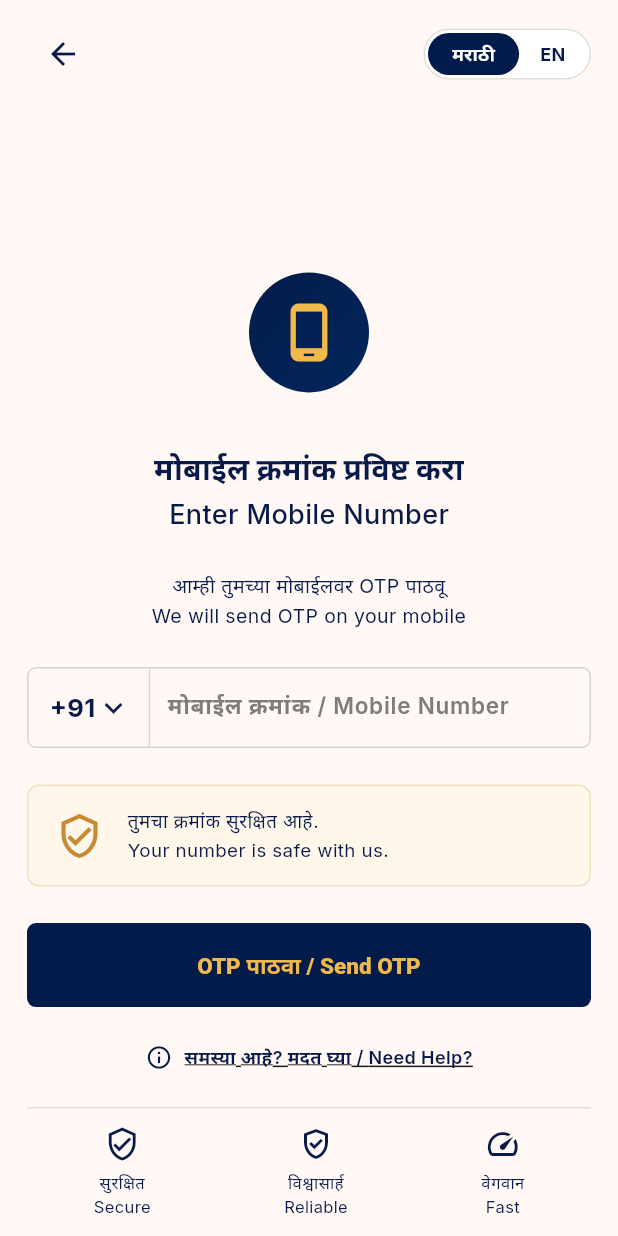
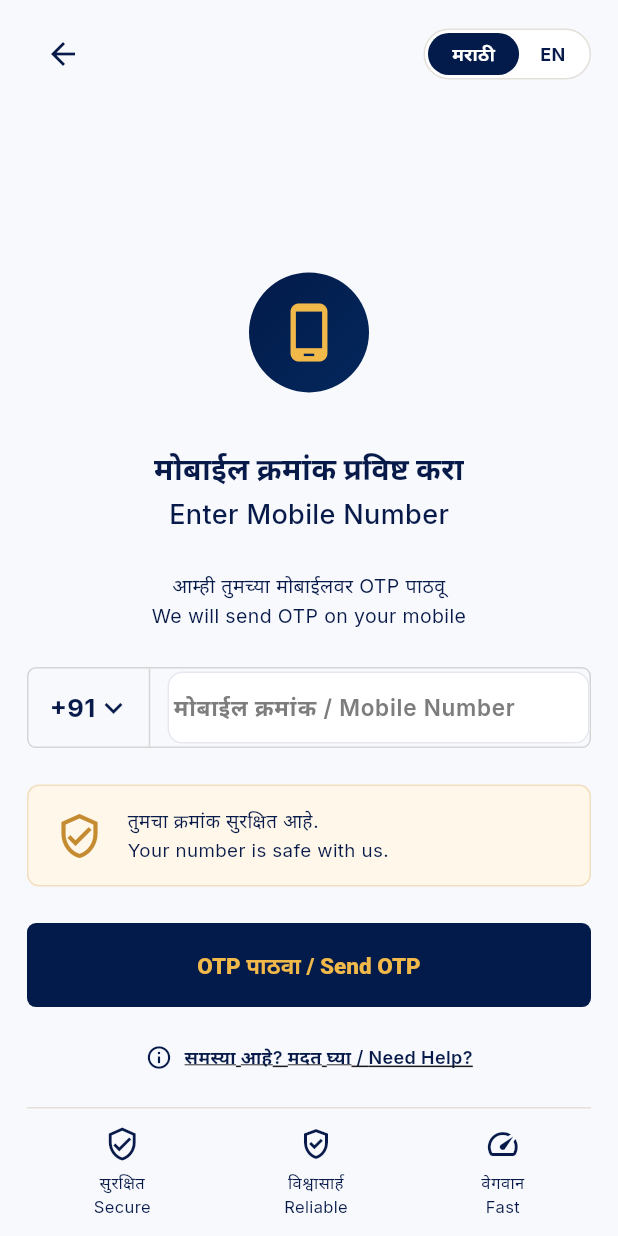
Before and after one commit to mgajapure/Jewellery-ERP, a Flutter app: the screen it shows after launch, on a phone screen of 412 x 824 dp. Run offline on Flutter 3.47's test engine with Material 3 defaults, Android fonts, the phone set to English and light mode, and no system bars; our stand-ins replace cached_network_image, dio, equatable, flutter_bloc, flutter_secure_storage, get_it and 7 more; missing offline and left inert: mobile_scanner.

Commit message:
feat: add AppTextStyles and AppColors, wire into MaterialApp ThemeData
- lib/src/core/theme/app_text_styles.dart: 11 named TextStyle constants
  (screenTitle, sectionTitle, bodyLarge/Medium/Small, labelLarge/Small,
  statLarge/Medium, amountLarge/Medium)
- lib/src/core/theme/app_colors.dart: single source for all brand colors
- jewellery_erp_app.dart: wire styles into textTheme, inputDecorationTheme,
  elevatedButtonTheme, cardTheme, dividerTheme for app-wide consistency
- AppHeader: replace hardcoded fontSize/colors with AppTextStyles.screenTitle
  and AppColors constants

Co-Authored-By: Claude Sonnet 4.6 <noreply@anthropic.com>
Claude-Session: https://claude.ai/code/session_017AfoR36DvYnMqWnNKQGGxi

```diff
--- a/lib/src/app/jewellery_erp_app.dart
+++ b/lib/src/app/jewellery_erp_app.dart
@@ -4,6 +4,8 @@ import 'package:google_fonts/google_fonts.dart';
 import 'package:responsive_framework/responsive_framework.dart';
 
 import '../core/di/injection.dart';
+import '../core/theme/app_colors.dart';
+import '../core/theme/app_text_styles.dart';
 import '../features/auth/presentation/bloc/auth_bloc.dart';
 import '../features/auth/presentation/bloc/auth_event.dart';
 import 'app_router.dart';
@@ -13,13 +15,9 @@ class JewelleryErpApp extends StatelessWidget {
 
   @override
   Widget build(BuildContext context) {
-    final colorScheme = ColorScheme.fromSeed(
-      seedColor: const Color(0xFF8C5A24),
-      brightness: Brightness.light,
-    );
+    final base = GoogleFonts.interTextTheme();
 
     return BlocProvider(
-      // AuthBloc is a lazySingleton — same instance app-wide.
       create: (_) => getIt<AuthBloc>()..add(const AuthStarted()),
       child: MaterialApp.router(
         title: 'Jewellery ERP',
@@ -35,16 +33,67 @@ class JewelleryErpApp extends StatelessWidget {
           ],
         ),
         theme: ThemeData(
-          colorScheme: colorScheme,
+          colorScheme: ColorScheme.fromSeed(
+            seedColor: AppColors.navy,
+            brightness: Brightness.light,
+          ),
           useMaterial3: true,
-          textTheme: GoogleFonts.interTextTheme(),
+          scaffoldBackgroundColor: AppColors.screenBg,
+          textTheme: base.copyWith(
+            displayLarge: base.displayLarge?.merge(AppTextStyles.statLarge),
+            headlineMedium:
+                base.headlineMedium?.merge(AppTextStyles.sectionTitle),
+            titleLarge: base.titleLarge?.merge(AppTextStyles.screenTitle),
+            titleMedium: base.titleMedium?.merge(AppTextStyles.bodyLarge),
+            bodyLarge: base.bodyLarge?.merge(AppTextStyles.bodyMedium),
+            bodyMedium: base.bodyMedium?.merge(AppTextStyles.bodySmall),
+            labelLarge: base.labelLarge?.merge(AppTextStyles.labelLarge),
+            labelSmall: base.labelSmall?.merge(AppTextStyles.labelSmall),
+          ),
           cardTheme: CardThemeData(
             elevation: 0,
-            color: colorScheme.surfaceContainerLowest,
+            color: AppColors.white,
             shape: RoundedRectangleBorder(
-              borderRadius: BorderRadius.circular(24),
-              side: BorderSide(color: colorScheme.outlineVariant),
+              borderRadius: BorderRadius.circular(12),
+              side: const BorderSide(color: AppColors.line),
             ),
+          ),
+          inputDecorationTheme: InputDecorationTheme(
+            filled: true,
+            fillColor: AppColors.white,
+            contentPadding:
+                const EdgeInsets.symmetric(horizontal: 14, vertical: 12),
+            hintStyle:
+                AppTextStyles.bodyMedium.copyWith(color: AppColors.muted),
+            border: OutlineInputBorder(
+              borderRadius: BorderRadius.circular(10),
+              borderSide: const BorderSide(color: AppColors.line),
+            ),
+            enabledBorder: OutlineInputBorder(
+              borderRadius: BorderRadius.circular(10),
+              borderSide: const BorderSide(color: AppColors.line),
+            ),
+            focusedBorder: OutlineInputBorder(
+              borderRadius: BorderRadius.circular(10),
+              borderSide: const BorderSide(color: AppColors.navy, width: 1.5),
+            ),
+          ),
+          elevatedButtonTheme: ElevatedButtonThemeData(
+            style: ElevatedButton.styleFrom(
+              backgroundColor: AppColors.navy,
+              foregroundColor: AppColors.white,
+              elevation: 0,
+              textStyle: AppTextStyles.bodyLarge,
+              shape: RoundedRectangleBorder(
+                borderRadius: BorderRadius.circular(10),
+              ),
+              minimumSize: const Size(double.infinity, 48),
+            ),
+          ),
+          dividerTheme: const DividerThemeData(
+            color: AppColors.line,
+            thickness: 1,
+            space: 1,
           ),
         ),
       ),
--- /dev/null
+++ b/lib/src/core/theme/app_colors.dart
@@ -0,0 +1,13 @@
+import 'package:flutter/material.dart';
+
+abstract class AppColors {
+  static const navy = Color(0xFF061C49);
+  static const ink = Color(0xFF071A49);
+  static const gold = Color(0xFFE7A726);
+  static const green = Color(0xFF07934A);
+  static const red = Color(0xFFE21B2D);
+  static const muted = Color(0xFF5E6880);
+  static const screenBg = Color(0xFFF8F9FC);
+  static const line = Color(0xFFE5E8EF);
+  static const white = Colors.white;
+}
--- /dev/null
+++ b/lib/src/core/theme/app_text_styles.dart
@@ -0,0 +1,85 @@
+import 'package:flutter/material.dart';
+
+import 'app_colors.dart';
+
+/// Single source of truth for all text styles in the app.
+///
+/// Scale:
+///   screenTitle  – 17 w800  – screen/module titles in headers
+///   sectionTitle – 15 w700  – card/section headings
+///   bodyLarge    – 14 w600  – primary emphasis (names, key values)
+///   bodyMedium   – 13 w400  – standard body text
+///   bodySmall    – 12 w400  – secondary body, helper text
+///   labelLarge   – 11 w600  – badges, chips, small headings
+///   labelSmall   – 10 w500  – timestamps, metadata, tiny info
+///   statLarge    – 22 w800  – hero stat numbers
+///   statMedium   – 18 w800  – card stat numbers
+///   amountLarge  – 20 w800  – monetary amounts (primary)
+///   amountMedium – 16 w700  – monetary amounts (secondary)
+abstract class AppTextStyles {
+  static const screenTitle = TextStyle(
+    fontSize: 17,
+    fontWeight: FontWeight.w800,
+    color: AppColors.ink,
+  );
+
+  static const sectionTitle = TextStyle(
+    fontSize: 15,
+    fontWeight: FontWeight.w700,
+    color: AppColors.navy,
+  );
+
+  static const bodyLarge = TextStyle(
+    fontSize: 14,
+    fontWeight: FontWeight.w600,
+    color: AppColors.ink,
+  );
+
+  static const bodyMedium = TextStyle(
+    fontSize: 13,
+    fontWeight: FontWeight.w400,
+    color: AppColors.ink,
+  );
+
+  static const bodySmall = TextStyle(
+    fontSize: 12,
+    fontWeight: FontWeight.w400,
+    color: AppColors.muted,
+  );
+
+  static const labelLarge = TextStyle(
+    fontSize: 11,
+    fontWeight: FontWeight.w600,
+    color: AppColors.muted,
+  );
+
+  static const labelSmall = TextStyle(
+    fontSize: 10,
+    fontWeight: FontWeight.w500,
+    color: AppColors.muted,
+  );
+
+  static const statLarge = TextStyle(
+    fontSize: 22,
+    fontWeight: FontWeight.w800,
+    color: AppColors.navy,
+  );
+
+  static const statMedium = TextStyle(
+    fontSize: 18,
+    fontWeight: FontWeight.w800,
+    color: AppColors.navy,
+  );
+
+  static const amountLarge = TextStyle(
+    fontSize: 20,
+    fontWeight: FontWeight.w800,
+    color: AppColors.navy,
+  );
+
+  static const amountMedium = TextStyle(
+    fontSize: 16,
+    fontWeight: FontWeight.w700,
+    color: AppColors.navy,
+  );
+}
--- a/lib/src/core/widgets/app_header.dart
+++ b/lib/src/core/widgets/app_header.dart
@@ -2,6 +2,8 @@ import 'package:flutter/material.dart';
 import 'package:go_router/go_router.dart';
 
 import '../navigation/app_navigation.dart';
+import '../theme/app_colors.dart';
+import '../theme/app_text_styles.dart';
 
 /// Shared screen header used across the app.
 ///
@@ -57,7 +59,7 @@ class AppHeader extends StatelessWidget {
                   }
                 }
               },
-              icon: const Icon(Icons.arrow_back, color: Color(0xFF071A49)),
+              icon: const Icon(Icons.arrow_back, color: AppColors.ink),
               tooltip: 'Back',
             )
           else if (leading != null)
@@ -69,11 +71,7 @@ class AppHeader extends StatelessWidget {
               '$titleMr / $titleEn',
               maxLines: 1,
               overflow: TextOverflow.ellipsis,
-              style: const TextStyle(
-                color: Color(0xFF071A49),
-                fontSize: 16,
-                fontWeight: FontWeight.w800,
-              ),
+              style: AppTextStyles.screenTitle,
             ),
           ),
           if (actions.isNotEmpty)
@@ -121,17 +119,13 @@ class AppListHeader extends StatelessWidget {
               '$titleMr / $titleEn',
               maxLines: 1,
               overflow: TextOverflow.ellipsis,
-              style: const TextStyle(
-                color: Color(0xFF071A49),
-                fontSize: 16,
-                fontWeight: FontWeight.w800,
-              ),
+              style: AppTextStyles.screenTitle,
             ),
           ),
           if (actionIcon != null)
             IconButton(
               onPressed: onAction,
-              icon: Icon(actionIcon, color: const Color(0xFF071A49)),
+              icon: Icon(actionIcon, color: AppColors.ink),
               tooltip: actionTooltip,
             )
           else
```
